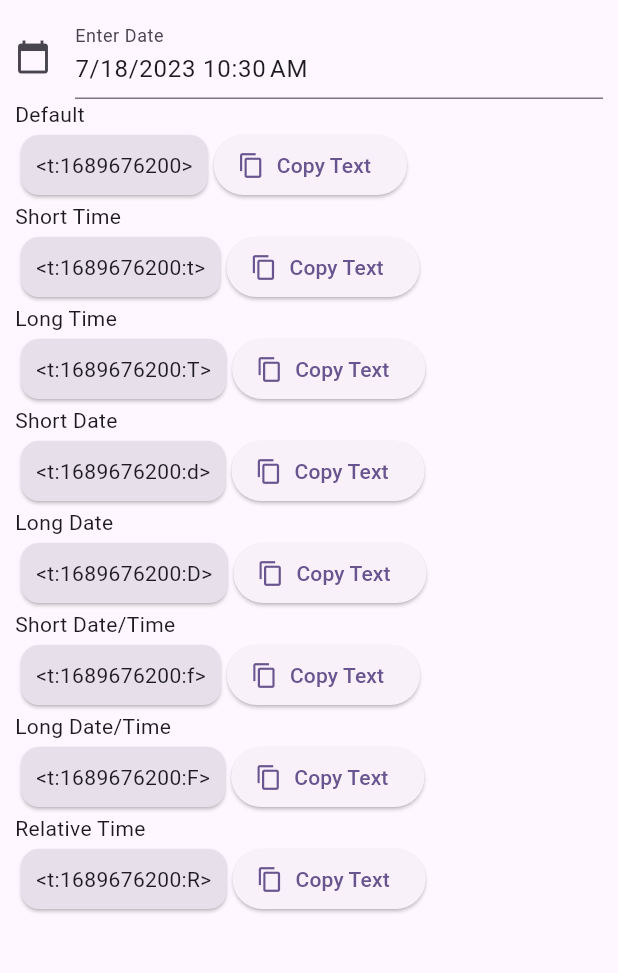
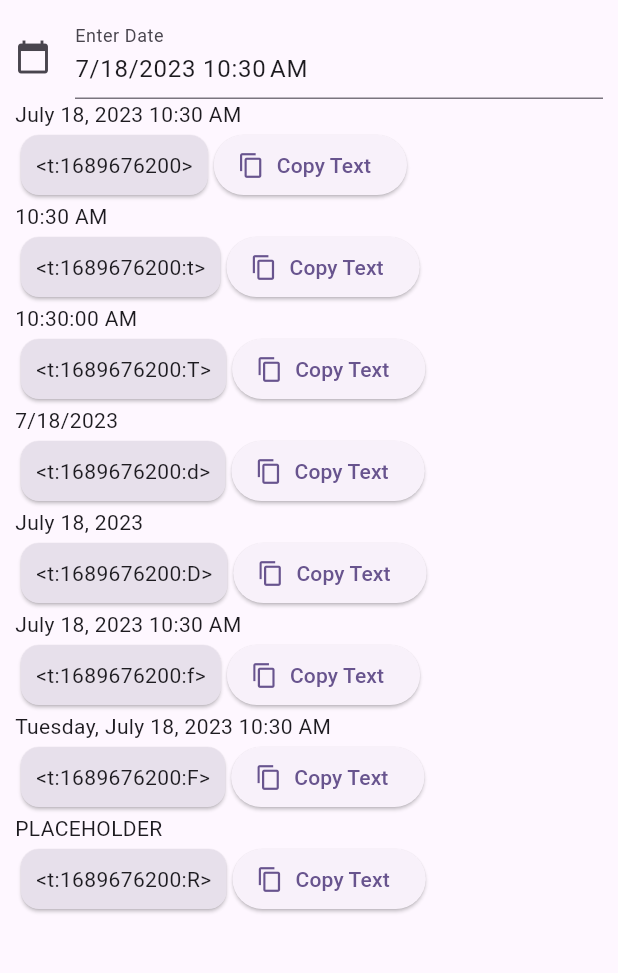
Before and after one commit to creationUnbound/DiscordTimestampGenerator, a Flutter app: the screen it shows after launch, on a phone screen of 412 x 824 dp, the part 84-1057 px from its top. Run offline on Flutter 3.47's test engine with Material 2 defaults, Android fonts, the phone set to English and light mode, and no system bars.

Commit message:
Added date previews.

```diff
--- a/discord_timestamp_generator/lib/main.dart
+++ b/discord_timestamp_generator/lib/main.dart
@@ -16,7 +16,7 @@ class MyApp extends StatelessWidget {
         colorScheme: ColorScheme.fromSeed(seedColor: Colors.deepPurple),
         useMaterial3: true,
       ),
-      home: HomePage(),
+      home: const HomePage(),
     );
   }
 }
--- a/discord_timestamp_generator/lib/utility/discord_unixstamp/discord_unixstamp.dart
+++ b/discord_timestamp_generator/lib/utility/discord_unixstamp/discord_unixstamp.dart
@@ -4,14 +4,16 @@ import 'package:flutter/material.dart';
 
 class DiscordUnixstamp with ChangeNotifier {
   int unixstamp = 0;
+  DateTime dateTime = DateTime.now();
   DiscordUnixstampStyle style;
 
-  DiscordUnixstamp(this.style, DateTime dateTime) {
+  DiscordUnixstamp(this.style, this.dateTime) {
     unixstamp = dateTime.secondsSinceEpoch;
   }
 
   void update(DateTime dateTime) {
     unixstamp = dateTime.secondsSinceEpoch;
+    this.dateTime = dateTime;
     notifyListeners();
   }
 
--- a/discord_timestamp_generator/lib/utility/discord_unixstamp/discord_unixstamp_style.dart
+++ b/discord_timestamp_generator/lib/utility/discord_unixstamp/discord_unixstamp_style.dart
@@ -1,15 +1,19 @@
 // Defines the timestamp style for Discord timestamps.
+
 enum DiscordUnixstampStyle {
-  defaultStyle("Default"),
-  shortTime("Short Time", discriminator: ":t"),
-  longTime("Long Time", discriminator: ":T"),
-  shortDate("Short Date", discriminator: ":d"),
-  longDate("Long Date", discriminator: ":D"),
-  shortDateTime("Short Date/Time", discriminator: ":f"),
-  longDateTime("Long Date/Time", discriminator: ":F"),
-  relativeTime("Relative Time", discriminator: ":R");
+  defaultStyle("Default", "MMMM c, yyyy h:mm a"),
+  shortTime("Short Time", "h:mm a", discriminator: ":t"),
+  longTime("Long Time", "h:mm:ss a", discriminator: ":T"),
+  shortDate("Short Date", "M/dd/yyyy", discriminator: ":d"),
+  longDate("Long Date", "MMMM d, yyyy", discriminator: ":D"),
+  shortDateTime("Short Date/Time", "MMMM d, yyyy h:mm a", discriminator: ":f"),
+  longDateTime("Long Date/Time", "EEEE, MMMM d, yyyy h:mm a",
+      discriminator: ":F"),
+  relativeTime("Relative Time", "'PLACEHOLDER'", discriminator: ":R");
 
   final String label;
   final String discriminator;
-  const DiscordUnixstampStyle(this.label, {this.discriminator = ""});
+  final String format;
+  const DiscordUnixstampStyle(this.label, this.format,
+      {this.discriminator = ""});
 }
--- a/discord_timestamp_generator/lib/widget/timestamp_display.dart
+++ b/discord_timestamp_generator/lib/widget/timestamp_display.dart
@@ -2,6 +2,7 @@ import 'package:discord_timestamp_generator/utility/clipboard_comparator.dart';
 import 'package:discord_timestamp_generator/utility/discord_unixstamp/discord_unixstamp.dart';
 import 'package:flutter/material.dart';
 import 'package:flutter/services.dart';
+import 'package:intl/intl.dart';
 import 'package:provider/provider.dart';
 
 class TimestampDisplay extends StatefulWidget {
@@ -38,7 +39,8 @@ class _TimestampDisplayState extends State<TimestampDisplay> {
                 style: const TextStyle(
                   fontSize: 14,
                 ),
-                child: Text(widget.discordUnixstamp.style.label),
+                child: Text(DateFormat(widget.discordUnixstamp.style.format)
+                    .format(widget.discordUnixstamp.dateTime)),
               ),
               Row(
                 children: [
```
